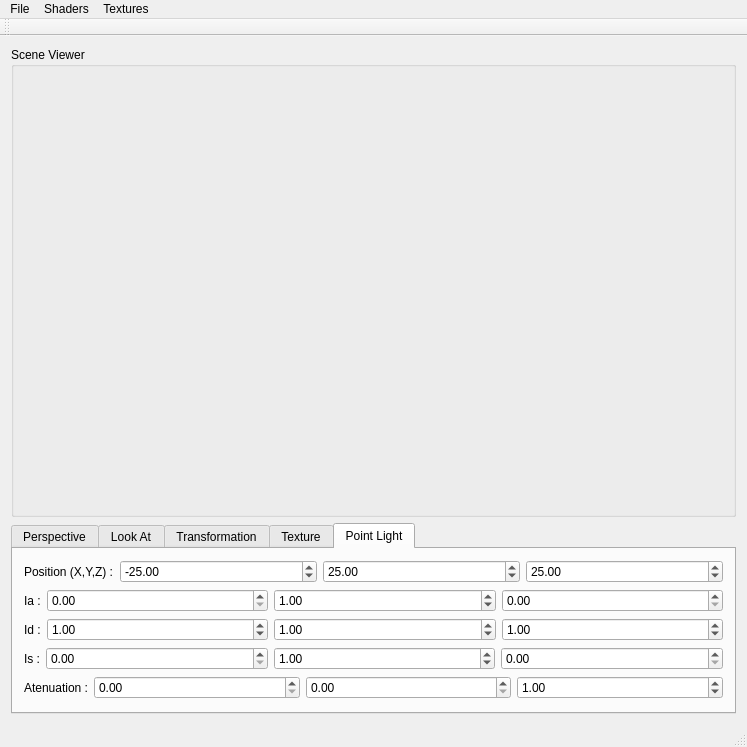
Old version of the form mainwindow.ui in the repository ivanmansilla/GPU-Rendering.
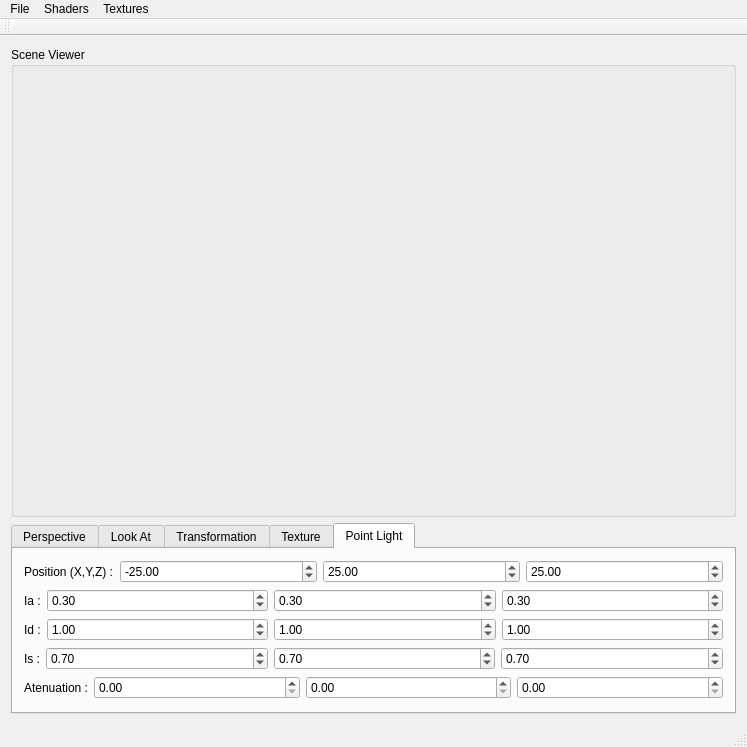
New version of the form. The open tabs and pages were chosen to show the change.

Commit message: MW i readme

The edit to the form file:
```diff
--- a/mainwindow.ui
+++ b/mainwindow.ui
@@ -673,7 +673,7 @@
              <double>0.100000000000000</double>
             </property>
             <property name="value">
-             <double>0.000000000000000</double>
+             <double>0.300000000000000</double>
             </property>
            </widget>
           </item>
@@ -683,7 +683,7 @@
              <double>0.100000000000000</double>
             </property>
             <property name="value">
-             <double>1.000000000000000</double>
+             <double>0.300000000000000</double>
             </property>
            </widget>
           </item>
@@ -693,7 +693,7 @@
              <double>0.100000000000000</double>
             </property>
             <property name="value">
-             <double>0.000000000000000</double>
+             <double>0.300000000000000</double>
             </property>
            </widget>
           </item>
@@ -720,7 +720,7 @@
              <double>0.100000000000000</double>
             </property>
             <property name="value">
-             <double>0.000000000000000</double>
+             <double>0.700000000000000</double>
             </property>
            </widget>
           </item>
@@ -730,7 +730,7 @@
              <double>0.100000000000000</double>
             </property>
             <property name="value">
-             <double>1.000000000000000</double>
+             <double>0.700000000000000</double>
             </property>
            </widget>
           </item>
@@ -740,7 +740,7 @@
              <double>0.100000000000000</double>
             </property>
             <property name="value">
-             <double>0.000000000000000</double>
+             <double>0.700000000000000</double>
             </property>
            </widget>
           </item>
@@ -787,7 +787,7 @@
              <double>0.100000000000000</double>
             </property>
             <property name="value">
-             <double>1.000000000000000</double>
+             <double>0.000000000000000</double>
             </property>
            </widget>
           </item>
```
Left out of the diff: 2 changed lines with no effect on the pictures. The commit also changes 2 other files.
